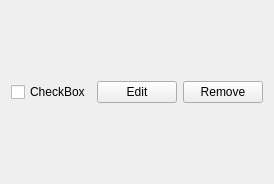
Above: Chapter1/todo/task.ui from starrynights89/Qt-C-practice- before the change. Below: the same form after it.
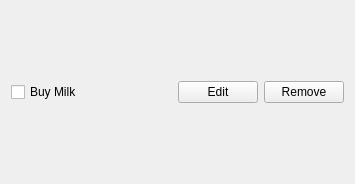
That is the form after the change.

Diff of the .ui file:
```diff
--- a/Chapter1/todo/task.ui
+++ b/Chapter1/todo/task.ui
@@ -6,7 +6,7 @@
    <rect>
     <x>0</x>
     <y>0</y>
-    <width>256</width>
+    <width>355</width>
     <height>184</height>
    </rect>
   </property>
@@ -17,7 +17,7 @@
    <item>
     <widget class="QCheckBox" name="checkbox">
      <property name="text">
-      <string>CheckBox</string>
+      <string>Buy Milk</string>
      </property>
     </widget>
    </item>
```
